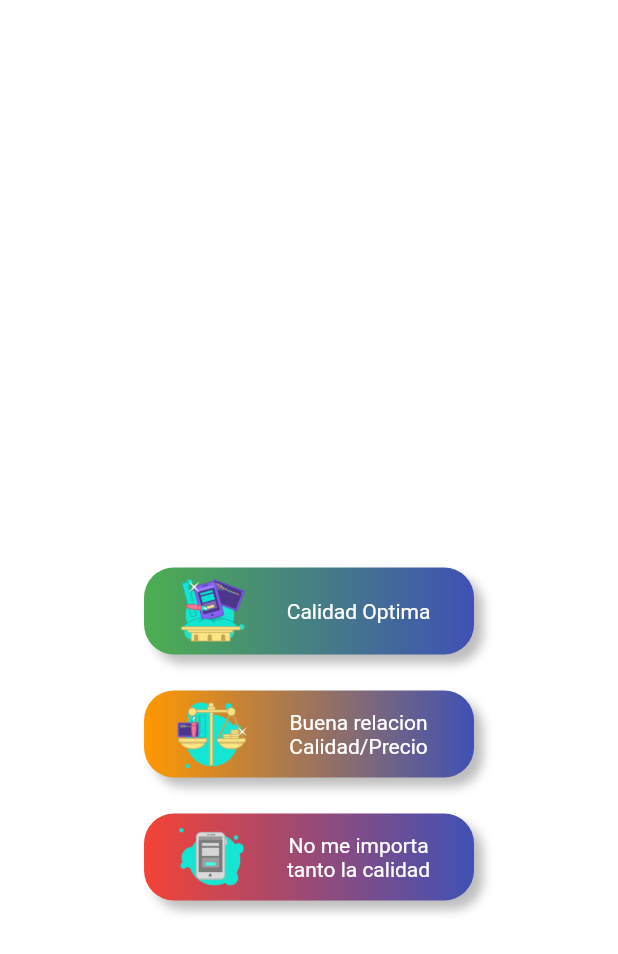
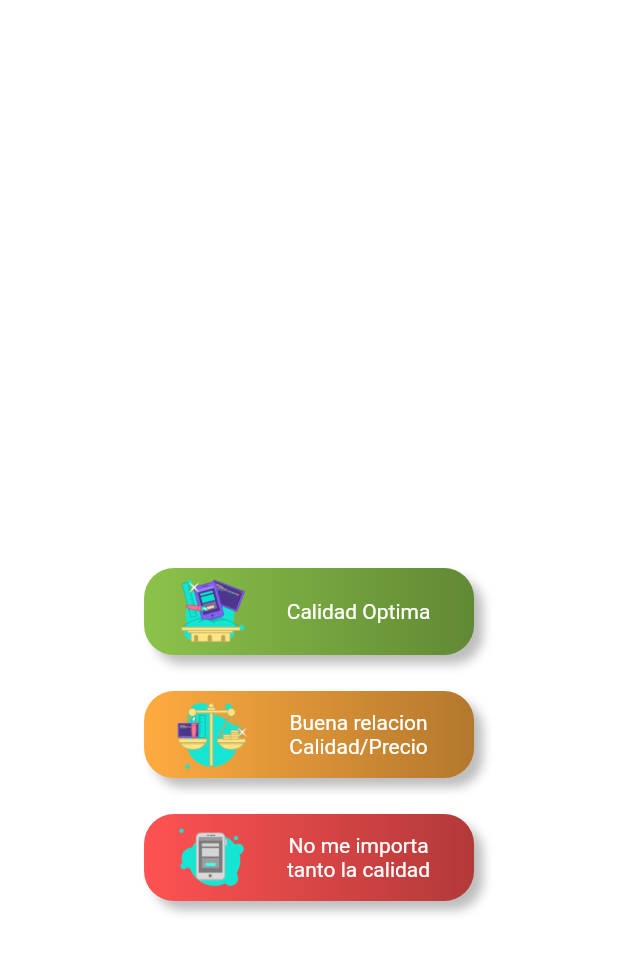
Before and after one commit to hotakutsuki/quotemyapp, a Flutter app: the screen it shows after launch, after a tap on "Cotiza mi App!", on a phone screen of 412 x 824 dp. Shown: the top 954 px of the screen. Run offline on Flutter 3.47's test engine with Material 2 defaults, Android fonts, the phone set to English and light mode, and no system bars.

```diff
--- a/lib/PageQuality.dart
+++ b/lib/PageQuality.dart
@@ -24,17 +24,17 @@ class QualityPage extends StatelessWidget {
           MyCard(
               text: 'Calidad Optima',
               image: AssetImage('assets/answer11.png'),
-              color: Colors.green,
+              color: Colors.lightGreen,
               action: addAnswer),
           MyCard(
               text: 'Buena relacion Calidad/Precio',
               image: AssetImage('assets/answer12.png'),
-              color: Colors.orange,
+              color: Colors.orangeAccent,
               action: addAnswer),
           MyCard(
               text: 'No me importa tanto la calidad',
               image: AssetImage('assets/answer13.png'),
-              color: Colors.red,
+              color: Colors.redAccent,
               action: addAnswer),
         ];
         break;
@@ -44,16 +44,16 @@ class QualityPage extends StatelessWidget {
           MyCard(
               text: 'Android',
               image: AssetImage('assets/answer21.png'),
-              color: Colors.green,
+              color: Colors.lightGreen,
               action: addAnswer),
           MyCard(
               text: 'iOS',
               image: AssetImage('assets/answer22.png'),
-              color: Colors.white70,
+              color: Colors.white30,
               action: addAnswer),
           MyCard(
               text: 'Android & iOS',
-              color: Colors.blue,
+              color: Colors.blueGrey,
               image: AssetImage('assets/answer23.png'),
               action: addAnswer),
         ];
@@ -64,18 +64,22 @@ class QualityPage extends StatelessWidget {
           MyCard(
               text: 'Interfaz sencilla',
               image: AssetImage('assets/answer31.png'),
+              color: Colors.lightGreen,
               action: addAnswer),
           MyCard(
               text: 'Interfaz personalizada',
               image: AssetImage('assets/answer32.png'),
+              color: Colors.orange,
               action: addAnswer),
           MyCard(
               text: 'Replicada de web',
               image: AssetImage('assets/answer33.png'),
+              color: Colors.blueGrey,
               action: addAnswer),
           MyCard(
               text: 'Sin diseño',
               image: AssetImage('assets/answer34.png'),
+              color: Colors.transparent,
               action: addAnswer),
         ];
         break;
@@ -85,18 +89,22 @@ class QualityPage extends StatelessWidget {
           MyCard(
               text: 'Gratuita con publicidad',
               image: AssetImage('assets/answer41.png'),
+              color: Colors.lightGreen,
               action: addAnswer),
           MyCard(
               text: 'Aplicacion de pago',
               image: AssetImage('assets/answer42.png'),
+              color: Colors.orange,
               action: addAnswer),
           MyCard(
               text: 'Compras dentro de la app',
               image: AssetImage('assets/answer43.png'),
+              color: Colors.blueGrey,
               action: addAnswer),
           MyCard(
               text: 'Otro / Aún no lo sé',
               image: AssetImage('assets/answer44.png'),
+              color: Colors.transparent,
               action: addAnswer),
         ];
         break;
@@ -106,18 +114,22 @@ class QualityPage extends StatelessWidget {
           MyCard(
               text: 'Sí. con Redes sociales y email',
               image: AssetImage('assets/answer51.png'),
+              color: Colors.blue,
               action: addAnswer),
           MyCard(
               text: 'Sí, solo con email',
               image: AssetImage('assets/answer52.png'),
+              color: Colors.lightGreen,
               action: addAnswer),
           MyCard(
               text: 'No',
               image: AssetImage('assets/answer53.png'),
+              color: Colors.blueGrey,
               action: addAnswer),
           MyCard(
               text: 'Aún no lo sé',
               image: AssetImage('assets/answer54.png'),
+              color: Colors.transparent,
               action: addAnswer),
         ];
         break;
@@ -127,14 +139,17 @@ class QualityPage extends StatelessWidget {
           MyCard(
               text: 'Sí',
               image: AssetImage('assets/answer61.png'),
+              color: Colors.lightGreen,
               action: addAnswer),
           MyCard(
               text: 'No',
               image: AssetImage('assets/answer62.png'),
+              color: Colors.redAccent,
               action: addAnswer),
           MyCard(
               text: 'Aún no lo sé',
               image: AssetImage('assets/answer63.png'),
+              color: Colors.transparent,
               action: addAnswer),
         ];
         break;
@@ -144,14 +159,17 @@ class QualityPage extends StatelessWidget {
           MyCard(
               text: 'Sí',
               image: AssetImage('assets/answer71.png'),
+              color: Colors.lightGreen,
               action: addAnswer),
           MyCard(
               text: 'No',
               image: AssetImage('assets/answer72.png'),
+              color: Colors.redAccent,
               action: addAnswer),
           MyCard(
               text: 'Aún no lo sé',
               image: AssetImage('assets/answer73.png'),
+              color: Colors.transparent,
               action: addAnswer),
         ];
         break;
@@ -161,14 +179,17 @@ class QualityPage extends StatelessWidget {
           MyCard(
               text: 'Sí',
               image: AssetImage('assets/answer81.png'),
+              color: Colors.lightGreen,
               action: addAnswer),
           MyCard(
               text: 'No',
               image: AssetImage('assets/answer82.png'),
+              color: Colors.redAccent,
               action: addAnswer),
           MyCard(
               text: 'Aún no lo sé',
               image: AssetImage('assets/answer83.png'),
+              color: Colors.transparent,
               action: addAnswer),
         ];
         break;
@@ -178,14 +199,17 @@ class QualityPage extends StatelessWidget {
           MyCard(
               text: 'Sólo uno',
               image: AssetImage('assets/answer91.png'),
+              color: Colors.lightGreen,
               action: addAnswer),
           MyCard(
               text: 'Bilingüe',
               image: AssetImage('assets/answer92.png'),
+              color: Colors.teal,
               action: addAnswer),
           MyCard(
               text: 'Muchos',
               image: AssetImage('assets/answer93.png'),
+              color: Colors.blueGrey,
               action: addAnswer),
         ];
         break;
@@ -196,18 +220,22 @@ class QualityPage extends StatelessWidget {
           MyCard(
               text: 'Es una idea',
               image: AssetImage('assets/answer101.png'),
+              color: Colors.lightGreen,
               action: addAnswer),
           MyCard(
               text: 'Ya tengo bocetos',
               image: AssetImage('assets/answer102.png'),
+              color: Colors.teal,
               action: addAnswer),
           MyCard(
               text: 'Esta en desarrollo',
               image: AssetImage('assets/answer103.png'),
+              color: Colors.blueGrey,
               action: addAnswer),
           MyCard(
               text: 'Ya la tengo!',
               image: AssetImage('assets/answer104.png'),
+              color: Colors.transparent,
               action: addAnswer),
         ];
         break;
@@ -221,7 +249,7 @@ class QualityPage extends StatelessWidget {
           child: Text(
             title,
             textAlign: TextAlign.center,
-            style: TextStyle(fontWeight: FontWeight.bold, fontSize: 16),
+            style: TextStyle(fontWeight: FontWeight.bold, fontSize: 17),
           ),
         ),
         Wrap(children: questions)
--- a/lib/Widgets/MyCard.dart
+++ b/lib/Widgets/MyCard.dart
@@ -19,7 +19,7 @@ class MyCard extends StatelessWidget {
     return Padding(
       padding: const EdgeInsets.all(12),
       child: InkWell(
-        onDoubleTap: () => print('doublw'),
+        onDoubleTap: () => null,
         onTap: () => action(
           text,
           image,
@@ -31,7 +31,7 @@ class MyCard extends StatelessWidget {
           width: 220,
           padding: EdgeInsets.all(4),
           decoration: BoxDecoration(
-              gradient: LinearGradient(colors: [color, Colors.indigo]),
+              gradient: LinearGradient(colors: [color, Color.lerp(color, Colors.black, 0.3)]),
               borderRadius: BorderRadius.circular(20),
               boxShadow: [
                 BoxShadow(
--- a/lib/myPageView.dart
+++ b/lib/myPageView.dart
@@ -2,6 +2,7 @@ import 'package:flutter/material.dart';
 import 'package:quotemyapp/PageHome.dart';
 import 'package:quotemyapp/PageQuality.dart';
 
+import 'Resume.dart';
 import 'Widgets/CustomScrollPhysics.dart';
 
 class MyPageView extends StatefulWidget {
@@ -51,7 +52,7 @@ class _MyPageViewState extends State<MyPageView> {
             border: Border.all(color: Colors.white, width: 1),
             color: color,
           ),
-          child: Image(image: image,)));
+          child: SizedBox()));
     });
     controller.nextPage(
       duration: Duration(milliseconds: 850),
@@ -83,6 +84,7 @@ class _MyPageViewState extends State<MyPageView> {
                 QualityPage(addAnswer, 'admin'),
                 QualityPage(addAnswer, 'languaje'),
                 QualityPage(addAnswer, 'state'),
+                Resume(listWidget, price),
               ],
             ),
           ),
@@ -100,6 +102,10 @@ class _MyPageViewState extends State<MyPageView> {
   }
 
   Widget historyDetail() {
+    if (historyCodes.length==10){
+      return SizedBox(height: 50,);
+    }
+
     listAnimatedWigets = listWidget
         .map((parentWidget) => AnimatedSwitcher(
               duration: Duration(milliseconds: 250),
@@ -153,7 +159,7 @@ class _MyPageViewState extends State<MyPageView> {
                   ),
                   Container(
                       margin: EdgeInsets.only(right: 40),
-                      child: Text(
+                      child: historyCodes.length == 10? null : Text(
                         price.toString() + ' \$',
                         textAlign: TextAlign.end,
                         style: TextStyle(fontSize: 18),
@@ -177,7 +183,7 @@ class _MyPageViewState extends State<MyPageView> {
       }
       this.page = page;
 
-      bottomPageInfo = page == 0 ? '' : page.toString() + "/10";
+      bottomPageInfo = (page == 0 || page == 11) ? '' : page.toString() + "/10";
       double price = 0;
       historyCodes.map((code) => price += 100).toList();
       this.price = price;
```
Also changed, not shown: lib/Resume.dart (added, +58 -0 lines).
